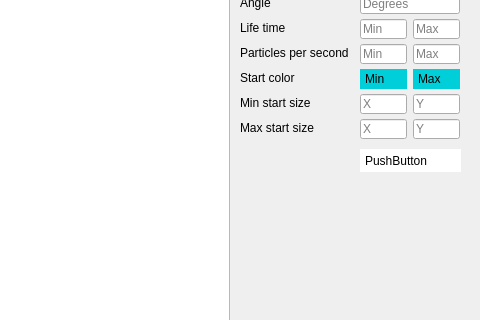
First picture: the form in tools/ParticleEditor/mainwindow.ui, repository threkk/psibranch3irrlicht, before the edit; both pictures show x 320 to 800 and y 167 to 487 of the 800 by 600 pixel window.
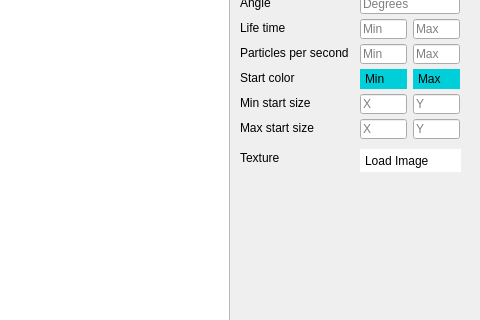
Second picture: the form after the edit.

Commit message: Add texture to model function and set to XML and copy texture in the same map. and add load texture function

Patch:
```diff
--- a/tools/ParticleEditor/mainwindow.ui
+++ b/tools/ParticleEditor/mainwindow.ui
@@ -477,7 +477,23 @@
 border: 1;text-align:left;padding-left:5px;</string>
     </property>
     <property name="text">
-     <string>PushButton</string>
+     <string>Load Image</string>
+    </property>
+   </widget>
+   <widget class="QLabel" name="label_MaxStartSize_2">
+    <property name="geometry">
+     <rect>
+      <x>560</x>
+      <y>280</y>
+      <width>120</width>
+      <height>16</height>
+     </rect>
+    </property>
+    <property name="text">
+     <string>Texture</string>
+    </property>
+    <property name="alignment">
+     <set>Qt::AlignBottom|Qt::AlignLeading|Qt::AlignLeft</set>
     </property>
    </widget>
   </widget>
```
Left out of the diff: 14 changed lines with no effect on the pictures. The commit also changes 6 other files.
